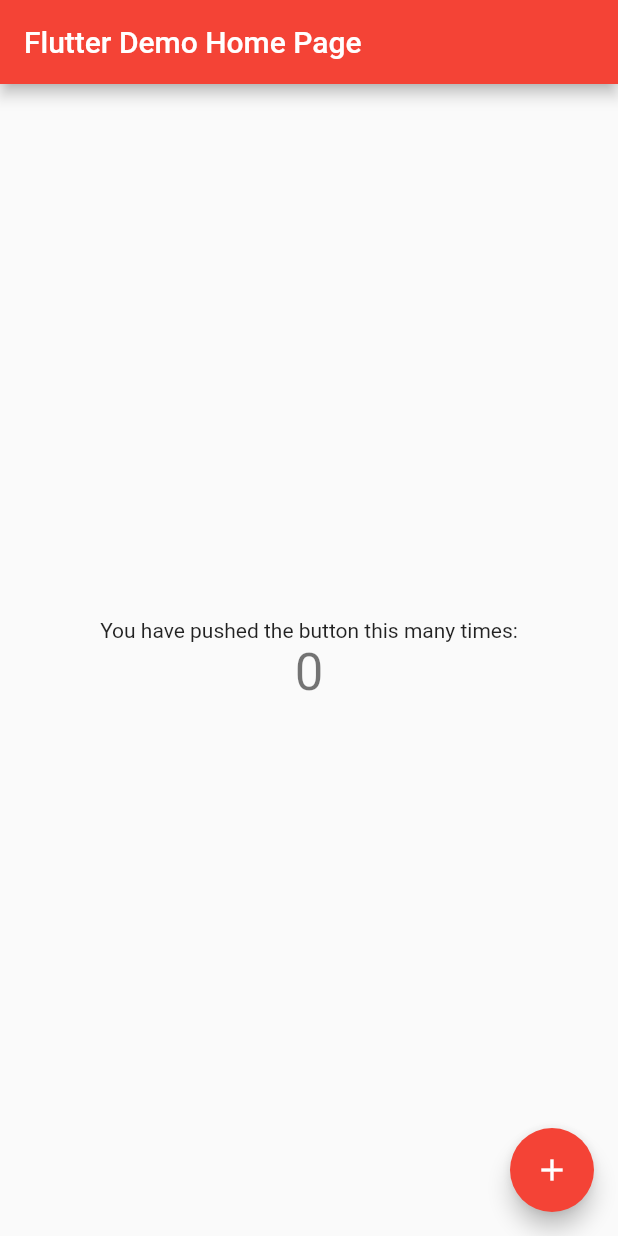
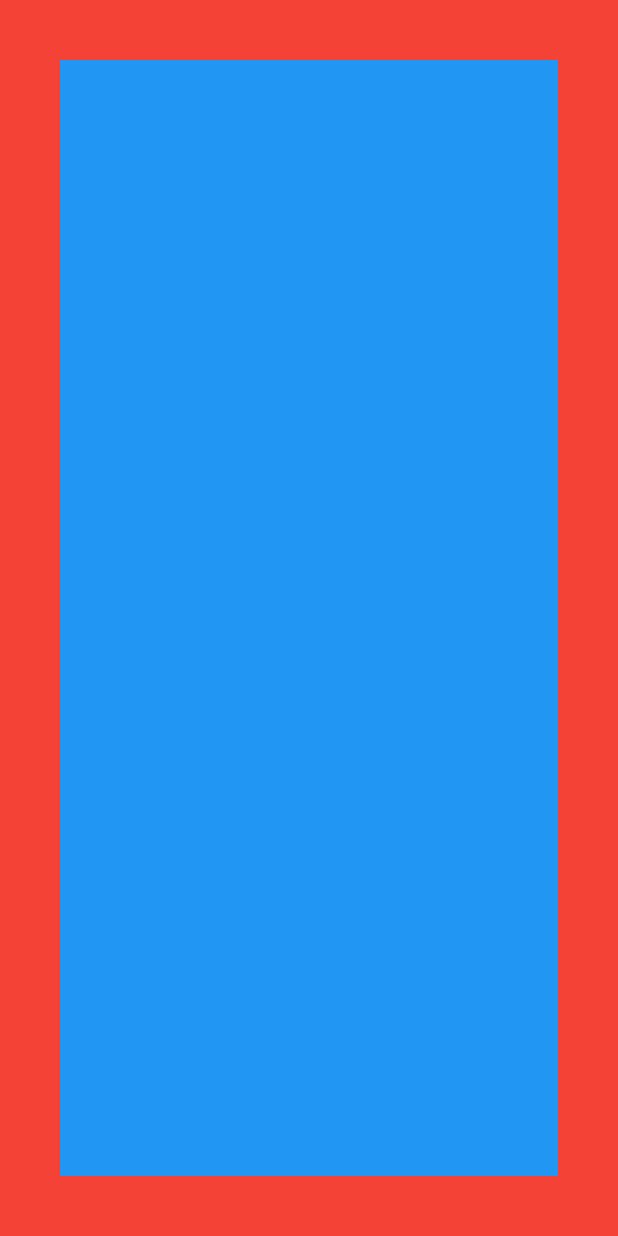
Before and after one commit to cedricbahirwe/flutter, a Flutter app: the screen it shows after launch, on a phone screen of 412 x 824 dp. Run offline on Flutter 3.47's test engine with Material 2 defaults, Android fonts, the phone set to English and light mode, and no system bars.

```diff
--- a/flutter_learn/lib/main.dart
+++ b/flutter_learn/lib/main.dart
@@ -1,8 +1,42 @@
 import 'package:flutter/material.dart';
 
 void main() {
-  runApp(MyApp());
+  runApp(FirstWidget()
+
+  );
 }
+class FirstWidget extends StatelessWidget {
+  @override
+  Widget build(BuildContext context) {
+    return MaterialApp(
+      title: "First State less widget",
+      home: Scaffold(
+        body: Container(
+          color: Colors.red,
+          child: Container(
+            color: Colors.blue,
+            margin: EdgeInsets.all(40),
+          ),
+        ),
+      ),
+      debugShowCheckedModeBanner: false,
+    );
+  }
+}
+
+class SecondWidget extends StatefulWidget {
+  @override
+  _SecondWidgetState createState() => _SecondWidgetState();
+}
+
+class _SecondWidgetState extends State<SecondWidget> {
+  @override
+  Widget build(BuildContext context) {
+    return Container();
+  }
+}
+
+
 
 class MyApp extends StatelessWidget {
   // This widget is the root of your application.
@@ -26,7 +60,8 @@ class MyApp extends StatelessWidget {
         // closer together (more dense) than on mobile platforms.
         visualDensity: VisualDensity.adaptivePlatformDensity,
       ),
-      home: MyHomePage(title: 'Flutter Demo Home Page'),
+      home: MyHomePage(title: 'Cédric\'s Learning'),
+      debugShowCheckedModeBanner: false,
     );
   }
 }
@@ -59,7 +94,7 @@ class _MyHomePageState extends State<MyHomePage> {
       // so that the display can reflect the updated values. If we changed
       // _counter without calling setState(), then the build method would not be
       // called again, and so nothing would appear to happen.
-      _counter++;
+      _counter += 10;
     });
   }
 
@@ -102,14 +137,14 @@ class _MyHomePageState extends State<MyHomePage> {
             ),
             Text(
               '$_counter',
-              style: Theme.of(context).textTheme.headline4,
+              style: Theme.of(context).textTheme.headline1,
             ),
           ],
         ),
       ),
       floatingActionButton: FloatingActionButton(
         onPressed: _incrementCounter,
-        tooltip: 'Increment',
+        tooltip: 'Incrementing',
         child: Icon(Icons.add),
       ), // This trailing comma makes auto-formatting nicer for build methods.
     );
```
